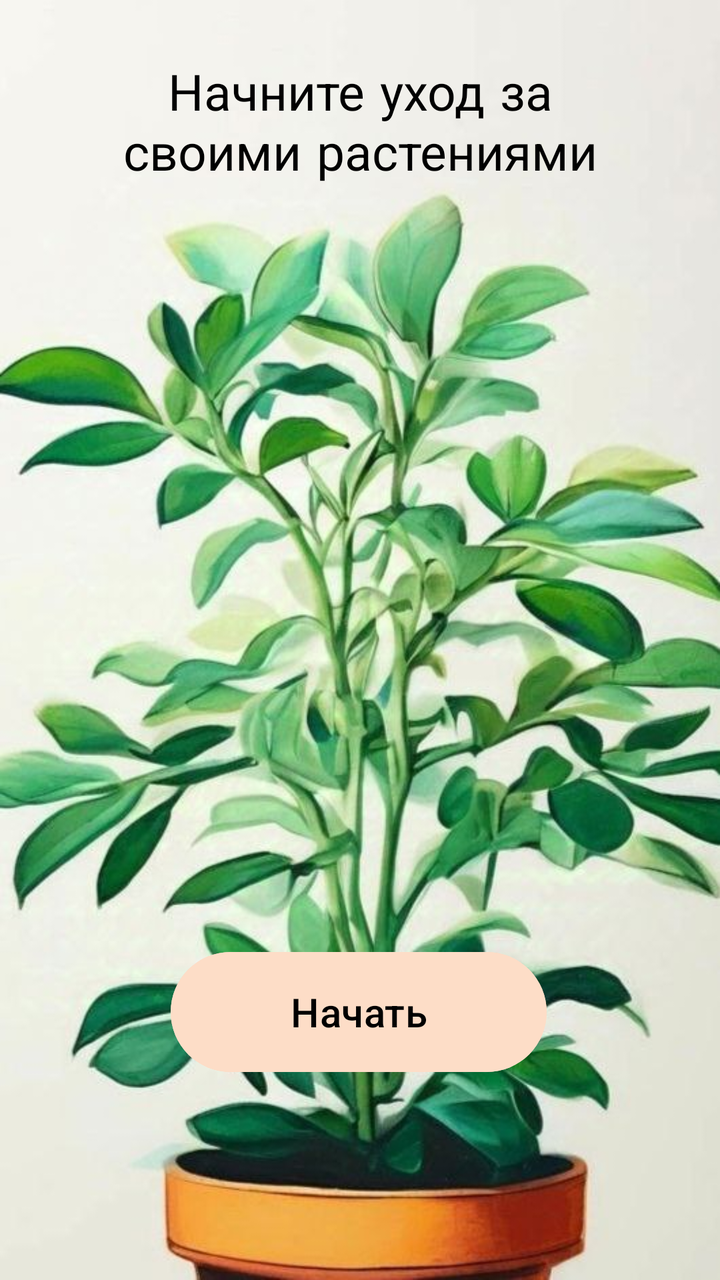
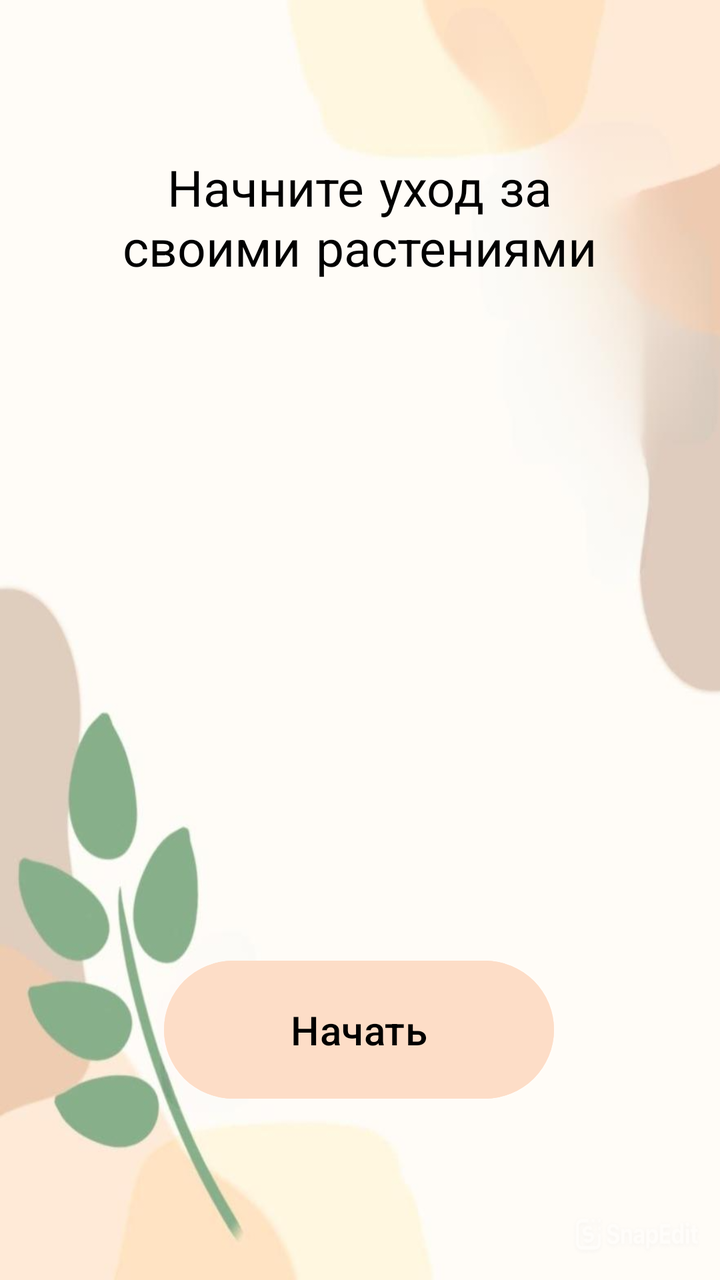

Before-and-after screenshots of an Android layout around one commit, followed by the original layout XML and the change that was made.
<!-- AndroidManifest.xml: application theme Theme.Plant_care -->
<!-- res/layout/activity_main.xml -->
<?xml version="1.0" encoding="utf-8"?>
<androidx.constraintlayout.widget.ConstraintLayout xmlns:android="http://schemas.android.com/apk/res/android"
    xmlns:app="http://schemas.android.com/apk/res-auto"
    xmlns:tools="http://schemas.android.com/tools"
    android:id="@+id/main"
    android:layout_width="match_parent"
    android:layout_height="match_parent"
    android:background="@drawable/photo_2024_11_03_19_58_34"
    tools:context=".MainActivity">

    <TextView
        android:id="@+id/textView"
        android:layout_width="282dp"
        android:layout_height="138dp"
        android:layout_marginTop="32dp"
        android:fontFamily="sans-serif-smallcaps"
        android:text="@string/logo_text"
        android:textAlignment="center"
        android:textColor="@color/black"
        android:textSize="25sp"
        app:layout_constraintEnd_toEndOf="parent"
        app:layout_constraintStart_toStartOf="parent"
        app:layout_constraintTop_toTopOf="parent"
        tools:ignore="TextSizeCheck" />

    <Button
        android:id="@+id/button"
        android:layout_width="188dp"
        android:layout_height="68dp"
        android:backgroundTint="@color/reg_button_colour"
        android:onClick="startMenu"
        android:text="@string/start"
        android:textColor="@color/black"
        android:textSize="20sp"
        app:layout_constraintBottom_toBottomOf="parent"
        app:layout_constraintEnd_toEndOf="parent"
        app:layout_constraintHorizontal_bias="0.497"
        app:layout_constraintStart_toStartOf="parent"
        app:layout_constraintTop_toTopOf="parent"
        app:layout_constraintVertical_bias="0.825" />

</androidx.constraintlayout.widget.ConstraintLayout>
<!-- resources referenced by this layout -->
<resources>
  <color name="black">#FF000000</color>
  <color name="reg_button_colour">#FDDDC7</color>
  <!-- drawable photo_2024_11_03_19_58_34: jpg bitmap (drawable, 78346 bytes) -->
  <string name="logo_text">Начните уход за своими растениями</string>
  <string name="start">Начать</string>
  <style name="Theme.Plant_care" parent="Base.Theme.Plant_care" />
  <style name="Base.Theme.Plant_care" parent="Theme.Material3.DayNight.NoActionBar">
          
          <item name="android:statusBarColor" tools:targetApi="l">@color/StatusBar_colour</item>
          
          
      </style>
  <color name="StatusBar_colour">#e7e9d4</color>
</resources>

<!-- the commit's change to res/layout/activity_main.xml (unified diff, before → after) -->
@@ -5,28 +5,29 @@
     android:id="@+id/main"
     android:layout_width="match_parent"
     android:layout_height="match_parent"
-    android:background="@drawable/photo_2024_11_03_19_58_34"
+    android:background="@drawable/snapedit_1739354095106"
     tools:context=".MainActivity">
 
     <TextView
         android:id="@+id/textView"
-        android:layout_width="282dp"
-        android:layout_height="138dp"
-        android:layout_marginTop="32dp"
+        android:layout_width="264dp"
+        android:layout_height="127dp"
+        android:layout_marginTop="80dp"
         android:fontFamily="sans-serif-smallcaps"
         android:text="@string/logo_text"
         android:textAlignment="center"
         android:textColor="@color/black"
         android:textSize="25sp"
         app:layout_constraintEnd_toEndOf="parent"
+        app:layout_constraintHorizontal_bias="0.496"
         app:layout_constraintStart_toStartOf="parent"
         app:layout_constraintTop_toTopOf="parent"
         tools:ignore="TextSizeCheck" />
 
     <Button
         android:id="@+id/button"
-        android:layout_width="188dp"
-        android:layout_height="68dp"
+        android:layout_width="195dp"
+        android:layout_height="77dp"
         android:backgroundTint="@color/reg_button_colour"
         android:onClick="startMenu"
         android:text="@string/start"
@@ -37,6 +38,6 @@
         app:layout_constraintHorizontal_bias="0.497"
         app:layout_constraintStart_toStartOf="parent"
         app:layout_constraintTop_toTopOf="parent"
-        app:layout_constraintVertical_bias="0.825" />
+        app:layout_constraintVertical_bias="0.846" />
 
 </androidx.constraintlayout.widget.ConstraintLayout>
<!-- resource entries referenced after the edit -->
@@ -2,7 +2,7 @@
 <resources>
   <color name="black">#FF000000</color>
   <color name="reg_button_colour">#FDDDC7</color>
-  <!-- drawable photo_2024_11_03_19_58_34: jpg bitmap (drawable, 78346 bytes) -->
+  <!-- drawable snapedit_1739354095106: jpg bitmap (drawable, 195016 bytes) -->
   <string name="logo_text">Начните уход за своими растениями</string>
   <string name="start">Начать</string>
   <style name="Theme.Plant_care" parent="Base.Theme.Plant_care" />
